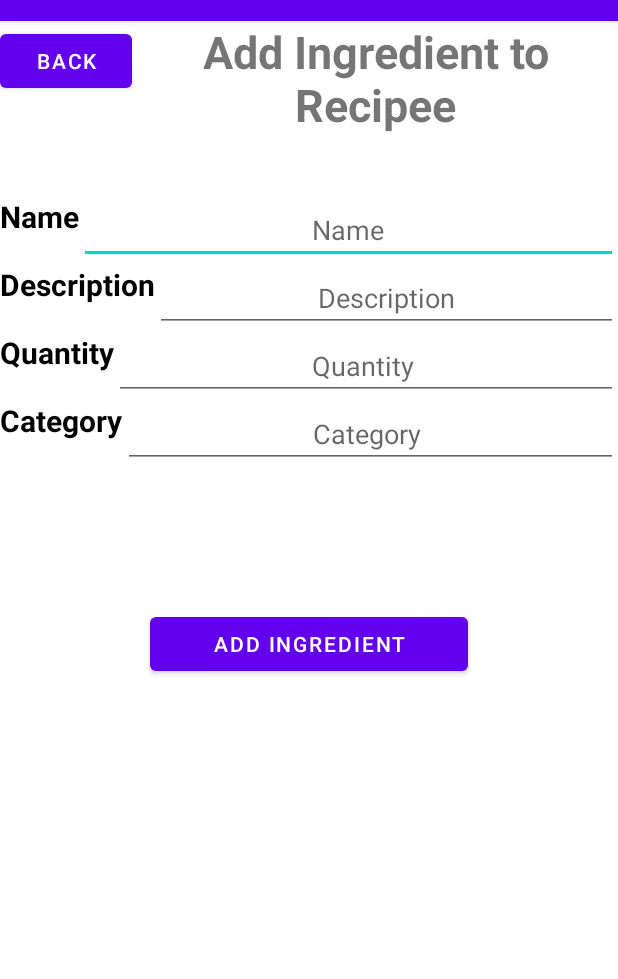
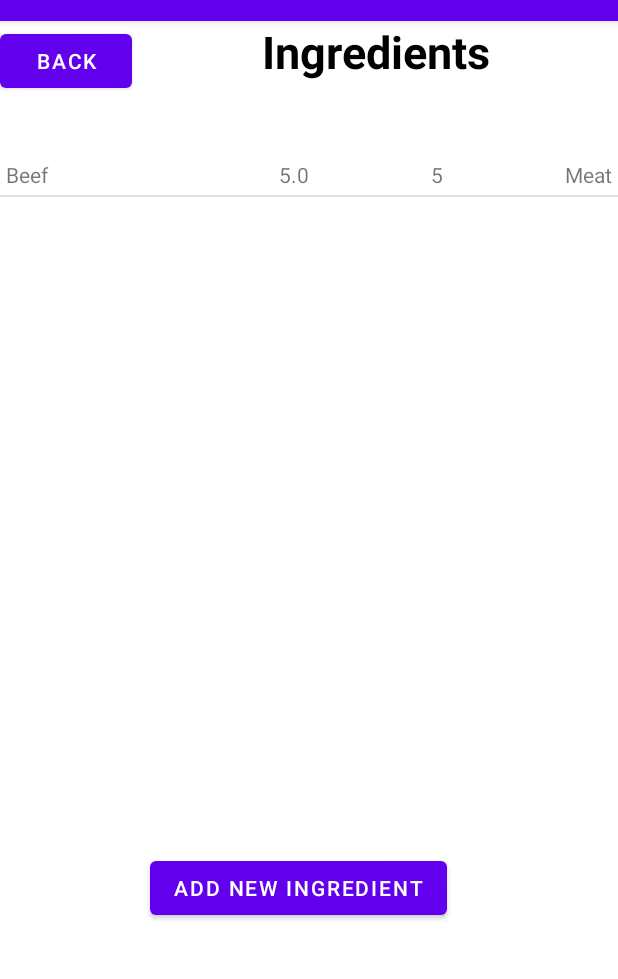
Before and after one commit to mac-op/TopMeals, an Android app: the AddIngredientRecipe screen opened directly, with no data from a screen before it, after a tap on "ADD INGREDIENT", on a phone screen of 412 x 824 dp, the part 63-1042 px from its top. Run offline under Robolectric (Android 15) with nearby library versions, the phone set to English and light mode, and no system bars; 2 statements that could not run were skipped.

Commit message:
Completed rough draft of adding ingredient to recipe

```diff
--- a/app/src/main/java/com/example/topgmeals/AddIngredientRecipe.java
+++ b/app/src/main/java/com/example/topgmeals/AddIngredientRecipe.java
@@ -21,25 +21,29 @@ public class AddIngredientRecipe extends AppCompatActivity {
         addIngredient.setOnClickListener(new View.OnClickListener() {
             @Override
             public void onClick(View v) {
-                //Intent intentAddIngredient = new Intent(AddIngredientRecipe.this)
-                EditText name = (EditText) findViewById(R.id.name_editText);
+                Intent intentAddIngredient = new Intent(currentClass, IngredientRecipe.class);
                 EditText description = (EditText) findViewById(R.id.description_editText);
-                EditText quantity = (EditText) findViewById(R.id.quantity_editText);
+                EditText amount = (EditText) findViewById(R.id.amount_editText);
+                EditText unit = (EditText) findViewById(R.id.unit_editText);
                 EditText category = (EditText) findViewById(R.id.category_editText);
 
-                String nameText = name.getText().toString();
                 String descriptionText = description.getText().toString();
-                Integer quantityText = Integer.parseInt(quantity.getText().toString());
+                Float amountText = Float.parseFloat(amount.getText().toString());
+                String unitText = unit.getText().toString();
                 String categoryText = category.getText().toString();
 
-                IngredientRecipe newIngredient = new IngredientRecipe(nameText, descriptionText, quantityText, categoryText);
+                Ingredient new_ingredient = new Ingredient(descriptionText,new java.util.Date(System.currentTimeMillis()),null,amountText,unitText,categoryText);
+                intentAddIngredient.putExtra("NEW", new_ingredient);
+                startActivity(intentAddIngredient);
+
+
 
 
 
             }
         });
 
-        Button back = findViewById(R.id.back_button_ingredient_recipe);
+        Button back = findViewById(R.id.back_button_ingredients);
         back.setOnClickListener(new View.OnClickListener() {
             @Override
             public void onClick(View v) {
@@ -48,5 +52,6 @@ public class AddIngredientRecipe extends AppCompatActivity {
         });
 
 
+
     }
 }
--- /dev/null
+++ b/app/src/main/java/com/example/topgmeals/Ingredient.java
@@ -0,0 +1,111 @@
+package com.example.topgmeals;
+
+import android.os.Parcel;
+import android.os.Parcelable;
+
+import java.util.Date;
+
+public class Ingredient implements Parcelable {
+    private String description;
+    private Date bestBefore;
+    private String location;
+    private float amount;
+    private String unit;
+    private String category;
+
+
+    public Ingredient(String description, Date bestBefore, String location, float amount, String unit,
+                      String category) {
+        this.description = description;
+        this.bestBefore = bestBefore;
+        this.location = location;
+        this.amount = amount;
+        this.unit = unit;
+        this.category = category;
+    }
+
+
+    protected Ingredient(Parcel in) {
+        description = in.readString();
+        bestBefore = new Date(in.readLong());
+        location = in.readString();
+        amount = in.readFloat();
+        unit = in.readString();
+        category = in.readString();
+    }
+
+    public static final Creator<Ingredient> CREATOR = new Creator<Ingredient>() {
+        @Override
+        public Ingredient createFromParcel(Parcel in) {
+            return new Ingredient(in);
+        }
+
+        @Override
+        public Ingredient[] newArray(int size) {
+            return new Ingredient[size];
+        }
+    };
+
+    public String getDescription() {
+        return description;
+    }
+
+    public void setDescription(String description) {
+        this.description = description;
+    }
+
+    public Date getBestBefore() {
+        return bestBefore;
+    }
+
+    public void setBestBefore(Date bestBefore) {
+        this.bestBefore = bestBefore;
+    }
+
+    public String getLocation() {
+        return location;
+    }
+
+    public void setLocation(String location) {
+        this.location = location;
+    }
+
+    public float getAmount() {
+        return amount;
+    }
+
+    public void setAmount(float amount) {
+        this.amount = amount;
+    }
+
+    public String getUnit() {
+        return unit;
+    }
+
+    public void setUnit(String unit) {
+        this.unit = unit;
+    }
+
+    public String getCategory() {
+        return category;
+    }
+
+    public void setCategory(String category) {
+        this.category = category;
+    }
+
+    @Override
+    public int describeContents() {
+        return 0;
+    }
+
+    @Override
+    public void writeToParcel(Parcel parcel, int i) {
+        parcel.writeString(description);
+        parcel.writeLong(bestBefore.getTime());
+        parcel.writeString(location);
+        parcel.writeFloat(amount);
+        parcel.writeString(unit);
+        parcel.writeString(category);
+    }
+}
--- a/app/src/main/java/com/example/topgmeals/IngredientRecipe.java
+++ b/app/src/main/java/com/example/topgmeals/IngredientRecipe.java
@@ -1,47 +1,97 @@
 package com.example.topgmeals;
 
-public class IngredientRecipe {
-    private String name;
-    private String description;
-    private Integer quantity;
-    private String categoryIngredient;
+import androidx.annotation.Nullable;
+import androidx.appcompat.app.AppCompatActivity;
 
-    public IngredientRecipe(String name, String description, int quantity, String categoryIngredient) {
-        this.name = name;
-        this.description = description;
-        this.quantity = quantity;
-        this.categoryIngredient = categoryIngredient;
-    }
+import android.content.Intent;
+import android.os.Bundle;
+import android.view.View;
+import android.widget.AdapterView;
+import android.widget.Button;
+import android.widget.ListView;
 
-    public String getName() {
-        return name;
-    }
+import java.util.ArrayList;
 
-    public void setName(String name) {
-        this.name = name;
-    }
+public class IngredientRecipe extends AppCompatActivity {
 
-    public String getDescription() {
-        return description;
-    }
+    ListView ingredientsList;
+    ArrayList<Ingredient> ingredientsRecipeBook;
 
-    public void setDescription(String description) {
-        this.description = description;
-    }
+    @Override
+    protected void onCreate(Bundle savedInstanceState) {
+        super.onCreate(savedInstanceState);
+        setContentView(R.layout.activity_ingredients);
 
-    public Integer getQuantity() {
-        return quantity;
-    }
+        ingredientsList = (ListView) findViewById(R.id.ingredient_recipe);
+        ingredientsRecipeBook = new ArrayList<>();
+        Ingredient beef = new Ingredient("Beef", null, null,5,"5","Meat");
+        ingredientsRecipeBook.add(beef);
 
-    public void setQuantity(Integer quantity) {
-        this.quantity = quantity;
-    }
+        IngredientRecipeAdapter ingredientListAdapter = new IngredientRecipeAdapter(this, R.layout.ingredients_recipe_content, ingredientsRecipeBook);
+        ingredientsList.setAdapter(ingredientListAdapter);
 
-    public String getCategoryIngredient() {
-        return categoryIngredient;
-    }
 
-    public void setCategoryIngredient(String categoryIngredient) {
-        this.categoryIngredient = categoryIngredient;
+
+        IngredientRecipe currentClass = IngredientRecipe.this;
+
+        ingredientsList.setOnItemClickListener(new AdapterView.OnItemClickListener() {
+            @Override
+            public void onItemClick(AdapterView<?> adapterView, View view, int i, long l) {
+                //Intent new_intent=getIntent();
+
+
+                Intent intent = new Intent(currentClass, IngredientsDisplay.class);
+                //String name = recipeBook.get(i).getTitle();
+                String description = ingredientsRecipeBook.get(i).getDescription();
+                Float amount = ingredientsRecipeBook.get(i).getAmount();
+                String s_amount = amount.toString();
+                String unit = ingredientsRecipeBook.get(i).getUnit();
+                String category = ingredientsRecipeBook.get(i).getCategory();
+
+
+
+                intent.putExtra("DESCRIPTION",description);
+                intent.putExtra("AMOUNT",s_amount);
+                intent.putExtra("UNIT",unit);
+                intent.putExtra("CATEGORY",category);
+
+
+
+
+                startActivity(intent);
+            }
+        });
+
+
+
+        Button addIngredient = (Button) findViewById(R.id.add_ingredient_recipe);
+        addIngredient.setOnClickListener(new View.OnClickListener() {
+            @Override
+            public void onClick(View v) {
+                Intent intent = new Intent(currentClass, AddIngredientRecipe.class);
+                startActivity(intent);
+            }
+        });
+
+
+
+
+
+        Button backButton = (Button) findViewById(R.id.back_button_ingredient_recipe);
+        backButton.setOnClickListener(new View.OnClickListener() {
+            @Override
+            public void onClick(View v) {
+                onBackPressed();
+            }
+        });
+
+        Ingredient new_ingredient= (Ingredient) getIntent().getParcelableExtra("NEW");
+        if (new_ingredient!=null){
+            ingredientsRecipeBook.add(new_ingredient);
+
+        }
+
+
+
     }
 }
--- /dev/null
+++ b/app/src/main/java/com/example/topgmeals/IngredientRecipeAdapter.java
@@ -0,0 +1,56 @@
+package com.example.topgmeals;
+
+import android.content.Context;
+import android.content.Intent;
+import android.view.LayoutInflater;
+import android.view.View;
+import android.view.ViewGroup;
+import android.widget.ArrayAdapter;
+import android.widget.EditText;
+import android.widget.TextView;
+
+import androidx.annotation.NonNull;
+import androidx.annotation.Nullable;
+import androidx.recyclerview.widget.RecyclerView;
+
+import java.util.ArrayList;
+import java.util.List;
+
+public class IngredientRecipeAdapter extends ArrayAdapter<Ingredient> {
+
+    private static final String TAG = "IngredientListAdapter";
+    private Context context;
+    private int resource;
+
+
+    public IngredientRecipeAdapter(@NonNull Context context, int resource, @NonNull List<Ingredient> objects) {
+        super(context, resource, objects);
+        this.context = context;
+        this.resource = resource;
+    }
+
+    @NonNull
+    @Override
+    public View getView(int position, @Nullable View convertView, @NonNull ViewGroup parent) {
+
+        String description = getItem(position).getDescription();
+        Float amount = getItem(position).getAmount();
+        String unit = getItem(position).getUnit();
+        String category = getItem(position).getCategory();
+
+        LayoutInflater inflater = LayoutInflater.from(context);
+        convertView = inflater.inflate(resource,parent,false);
+
+        TextView description_display = (TextView) convertView.findViewById(R.id.ingredient_description);
+        TextView amount_display = (TextView) convertView.findViewById(R.id.ingredient_amount);
+        TextView unit_display = (TextView) convertView.findViewById(R.id.ingredient_unit);
+        TextView category_display = (TextView) convertView.findViewById(R.id.ingredient_category_id);
+
+        description_display.setText(description);
+        amount_display.setText(amount.toString());
+        unit_display.setText(unit);
+        category_display.setText(category);
+
+        return convertView;
+    }
+}
--- a/app/src/main/res/layout/activity_ingredients.xml
+++ b/app/src/main/res/layout/activity_ingredients.xml
@@ -9,6 +9,7 @@
         android:layout_height="wrap_content"
         android:orientation="horizontal">
         <Button
+            android:id="@+id/back_button_ingredient_recipe"
             android:layout_width="wrap_content"
             android:layout_height="wrap_content"
             android:text="Back">
@@ -46,6 +47,7 @@
         android:layout_height="wrap_content">
 
         <ListView
+            android:id="@+id/ingredient_recipe"
             android:layout_width="match_parent"
             android:layout_height="300dp">
 
@@ -62,6 +64,7 @@
 
 
     <Button
+        android:id="@+id/add_ingredient_recipe"
         android:layout_width="wrap_content"
         android:layout_height="wrap_content"
         android:text="Add New Ingredient"
--- a/app/src/main/res/layout/activity_recipee_information.xml
+++ b/app/src/main/res/layout/activity_recipee_information.xml
@@ -224,6 +224,7 @@
         >
 
         <Button
+            android:id="@+id/delete_recipe"
             android:layout_width="wrap_content"
             android:layout_height="wrap_content"
             android:text="Delete Recipe"
@@ -231,6 +232,7 @@
 
         </Button>
         <Button
+            android:id="@+id/ingredients_button"
             android:layout_width="wrap_content"
             android:layout_height="wrap_content"
             android:text="Ingredients"
--- a/app/src/main/res/layout/add_ingredient_recipee.xml
+++ b/app/src/main/res/layout/add_ingredient_recipee.xml
@@ -9,7 +9,7 @@
         android:layout_height="wrap_content"
         android:orientation="horizontal">
         <Button
-            android:id="@+id/back_button_ingredient_recipe"
+            android:id="@+id/back_button_ingredients"
             android:layout_width="wrap_content"
             android:layout_height="wrap_content"
             android:text="Back">
@@ -18,7 +18,7 @@
         <TextView
             android:layout_width="match_parent"
             android:layout_height="wrap_content"
-            android:text="Add Ingredient to Recipee"
+            android:text="Add Ingredient to Recipe"
             android:textAlignment="center"
             android:textSize="30dp"
             android:textStyle="bold">
@@ -39,33 +39,6 @@
             android:textSize="30dp">
 
         </TextView>
-
-    </LinearLayout>
-    <LinearLayout
-        android:layout_width="match_parent"
-        android:layout_height="wrap_content"
-        android:orientation="horizontal">
-
-        <TextView
-            android:layout_width="wrap_content"
-            android:layout_height="match_parent"
-            android:text="Name"
-            android:textStyle="bold"
-            android:textSize="20dp"
-            android:textColor="@color/black"
-            android:id="@+id/name">
-
-        </TextView>
-
-        <EditText
-            android:layout_width="match_parent"
-            android:layout_height="match_parent"
-
-            android:hint="Name"
-            android:textAlignment="center"
-            android:id="@+id/name_editText">
-
-        </EditText>
 
     </LinearLayout>
 
@@ -105,25 +78,53 @@
         <TextView
             android:layout_width="wrap_content"
             android:layout_height="match_parent"
-            android:text="Quantity"
+            android:text="Amount"
             android:textStyle="bold"
             android:textSize="20dp"
             android:textColor="@color/black"
-            android:id="@+id/Quantity">
+            android:id="@+id/Amount">
 
         </TextView>
 
         <EditText
             android:layout_width="match_parent"
             android:layout_height="match_parent"
-
-            android:hint="Quantity "
+            android:hint="Amount "
             android:textAlignment="center"
-            android:id="@+id/quantity_editText">
+            android:id="@+id/amount_editText">
 
         </EditText>
 
     </LinearLayout>
+
+
+    <LinearLayout
+        android:layout_width="match_parent"
+        android:layout_height="wrap_content"
+        android:orientation="horizontal">
+
+        <TextView
+            android:layout_width="wrap_content"
+            android:layout_height="match_parent"
+            android:text="Unit"
+            android:textStyle="bold"
+            android:textSize="20dp"
+            android:textColor="@color/black"
+            android:id="@+id/Unit">
+
+        </TextView>
+
+        <EditText
+            android:layout_width="match_parent"
+            android:layout_height="match_parent"
+            android:hint="Unit "
+            android:textAlignment="center"
+            android:id="@+id/unit_editText">
+
+        </EditText>
+
+    </LinearLayout>
+
     <LinearLayout
         android:layout_width="match_parent"
         android:layout_height="wrap_content"
--- /dev/null
+++ b/app/src/main/res/layout/ingredients_recipe_content.xml
@@ -0,0 +1,51 @@
+<?xml version="1.0" encoding="utf-8"?>
+<LinearLayout xmlns:android="http://schemas.android.com/apk/res/android"
+    android:orientation="vertical"
+    android:layout_width="match_parent"
+    android:layout_height="match_parent">
+
+    <LinearLayout
+        android:layout_width="match_parent"
+        android:layout_height="match_parent"
+        android:orientation="horizontal">
+        <TextView
+            android:id="@+id/ingredient_description"
+            android:layout_width="wrap_content"
+            android:layout_height="wrap_content"
+            android:layout_weight="2"
+            android:padding="4dp"
+            android:text="TextView" />
+
+        <TextView
+            android:id="@+id/ingredient_amount"
+            android:layout_width="wrap_content"
+            android:layout_height="wrap_content"
+            android:layout_weight="2"
+            android:textAlignment="viewEnd"
+            android:padding="4dp"
+            android:text="TextView"
+            />
+        <TextView
+            android:id="@+id/ingredient_unit"
+            android:layout_width="wrap_content"
+            android:layout_height="wrap_content"
+            android:layout_weight="2"
+            android:textAlignment="viewEnd"
+            android:padding="4dp"
+            android:text="TextView"
+            />
+
+        <TextView
+            android:id="@+id/ingredient_category_id"
+            android:layout_width="wrap_content"
+            android:layout_height="wrap_content"
+            android:layout_weight="2"
+            android:textAlignment="viewEnd"
+            android:padding="4dp"
+            android:text="TextView"
+            />
+
+
+    </LinearLayout>
+
+</LinearLayout>
```
Also changed, not shown: app/src/main/AndroidManifest.xml (+9 -0 lines), app/src/main/java/com/example/topgmeals/IngredientsDisplay.java (added, +55 -0 lines), app/src/main/java/com/example/topgmeals/RecipeDisplay.java (+28 -7 lines), app/src/main/res/layout/activity_modify_ingredient.xml (+31 -27 lines).
